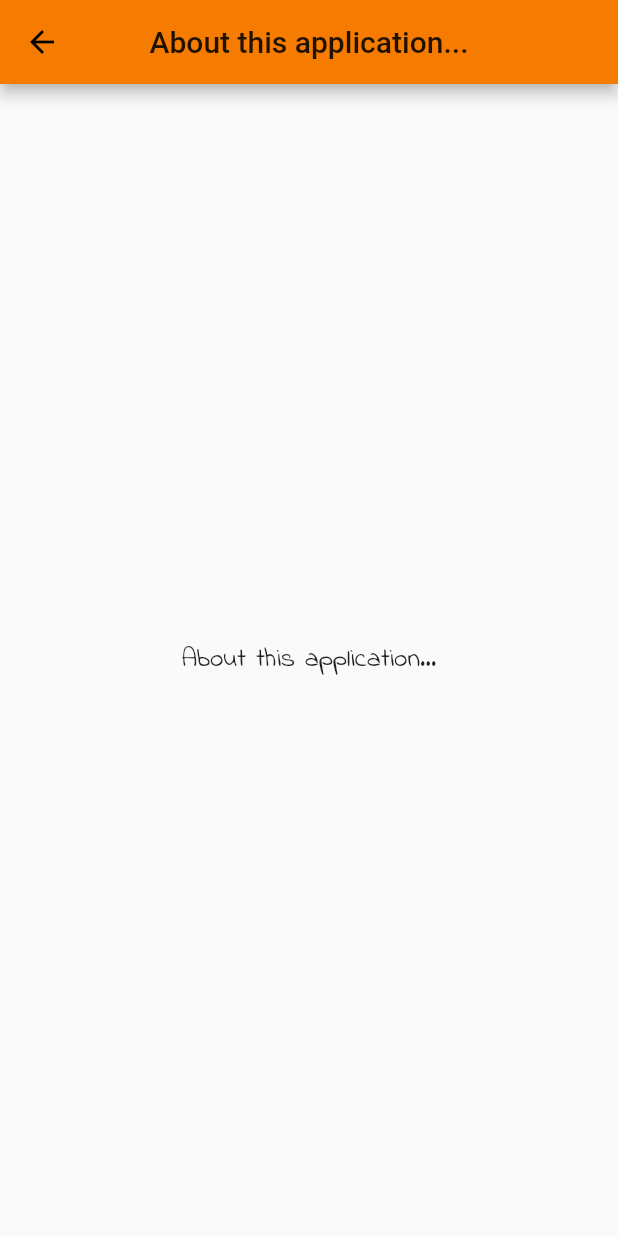
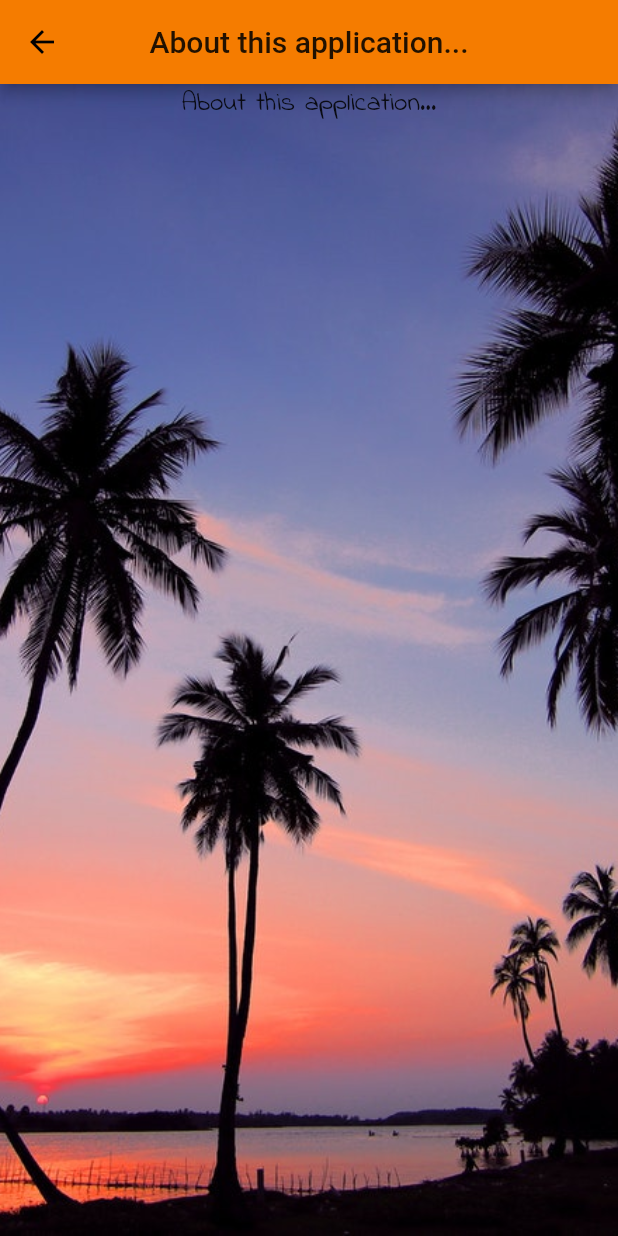
Before and after one commit to amwebexpert/hangman-UI-flutter, a Flutter app: the AboutWidget screen opened by its route, on a phone screen of 412 x 824 dp. Run offline on Flutter 3.47's test engine with Material 2 defaults, Android fonts, the light colour scheme and no system bars; our stand-ins replace flutter_spinkit; network calls fail.

Commit message:
Added background image in about box

```diff
--- a/lib/about/about_widget.dart
+++ b/lib/about/about_widget.dart
@@ -3,19 +3,35 @@ import 'package:flutter/material.dart';
 class AboutWidget extends StatelessWidget {
   @override
   Widget build(BuildContext context) {
+    const String title = 'About this application...';
+    const String backgroundImage =
+        'assets/images/background-pexels-pixabay-461940.jpg';
+
     return Scaffold(
         appBar: AppBar(
-          title: Text('About this application...'),
+          title: Text(title),
           centerTitle: true,
           backgroundColor: Colors.orange[700],
         ),
-        body: Center(
-          child: Text(
-            'About this application...',
-            style: TextStyle(
-              fontSize: 18,
-              fontFamily: 'IndieFlower',
-            ),
+        body: Container(
+          decoration: BoxDecoration(
+              image: DecorationImage(
+            image: AssetImage(backgroundImage),
+            fit: BoxFit.cover,
+          )),
+          child: Column(
+            crossAxisAlignment: CrossAxisAlignment.stretch,
+            children: [
+              Center(
+                child: Text(
+                  title,
+                  style: TextStyle(
+                    fontSize: 18,
+                    fontFamily: 'IndieFlower',
+                  ),
+                ),
+              ),
+            ],
           ),
         ));
   }
--- a/lib/game/game_widget.dart
+++ b/lib/game/game_widget.dart
@@ -17,7 +17,7 @@ class _GameWidgetState extends State<GameWidget> {
     setState(() => wordToGuess = WordToGuess(word: 'AMOUR'));
 
     // Navigate to About page...
-    // Navigator.pushNamed(context, '/about');
+    Navigator.pushNamed(context, '/about');
   }
 
   void tryLetter(String c) {
```
Also changed, not shown: assets/images/background-pexels-pixabay-461940.jpg (added).
